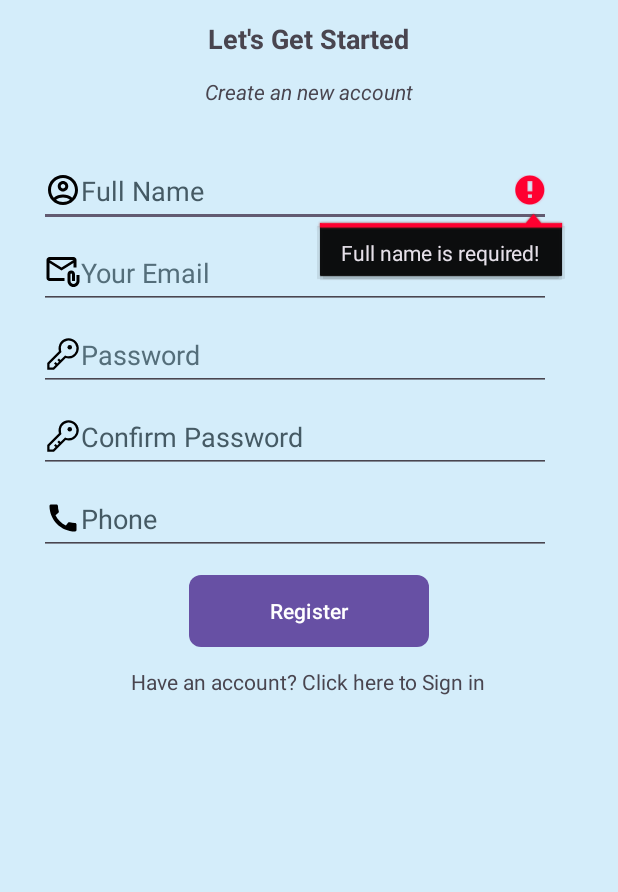
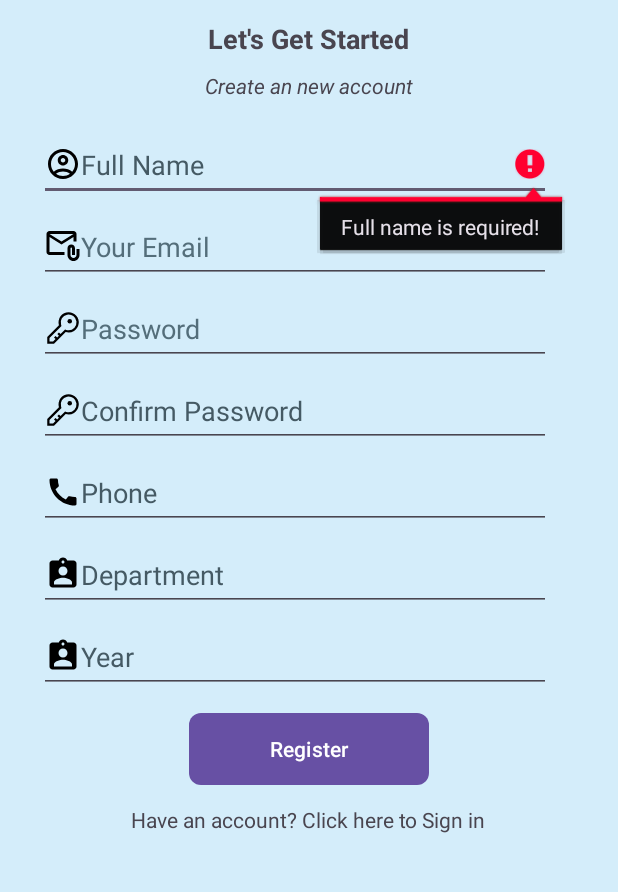
Before and after one commit to Dheerendra22/Android-Projects, an Android app: the Register_Activity screen opened directly, with no data from a screen before it, after a tap on "Register", on a phone screen of 412 x 824 dp, the part 215-1107 px from its top. Run offline under Robolectric (Android 15) with nearby library versions, the phone set to English and light mode, and no system bars; our stand-ins replace Firebase (no records; nobody signed in at launch, a user with empty details on screens opened directly), sdp/ssp sizes; 1 statement that could not run was skipped.

Commit message:
login and register activity partially complete !

```diff
--- a/app/build.gradle.kts
+++ b/app/build.gradle.kts
@@ -44,6 +44,7 @@ dependencies {
     implementation("androidx.lifecycle:lifecycle-livedata-ktx:2.7.0")
     implementation("androidx.lifecycle:lifecycle-viewmodel-ktx:2.7.0")
     implementation("com.google.firebase:firebase-auth:22.3.1")
+    implementation("com.google.firebase:firebase-firestore:24.10.1")
     testImplementation("junit:junit:4.13.2")
     androidTestImplementation("androidx.test.ext:junit:1.1.5")
     androidTestImplementation("androidx.test.espresso:espresso-core:3.5.1")
--- a/app/src/main/java/com/example/vims/Login_activity.java
+++ b/app/src/main/java/com/example/vims/Login_activity.java
@@ -21,7 +21,7 @@ import java.util.Objects;
 
 public class Login_activity extends AppCompatActivity {
 EditText email , password ;
-TextView goToRegister ;
+TextView goToRegister ,forgot;
 Button login ;
 ProgressBar pgBar ;
 
@@ -46,6 +46,7 @@ FirebaseAuth fAuth ;
        password = findViewById(R.id.password);
        goToRegister = findViewById(R.id.Register);
        pgBar = findViewById(R.id.progressbar);
+       forgot = findViewById(R.id.forgotPassword);
        fAuth = FirebaseAuth.getInstance();
 
        // On Click listener in sign in Button
--- a/app/src/main/java/com/example/vims/Register_Activity.java
+++ b/app/src/main/java/com/example/vims/Register_Activity.java
@@ -5,6 +5,7 @@ import android.annotation.SuppressLint;
 import android.content.Intent;
 import android.os.Bundle;
 import android.text.TextUtils;
+import android.util.Log;
 import android.view.View;
 import android.view.Window;
 import android.view.WindowManager;
@@ -17,15 +18,22 @@ import android.widget.Toast;
 import androidx.appcompat.app.AppCompatActivity;
 
 import com.google.firebase.auth.FirebaseAuth;
+import com.google.firebase.firestore.DocumentReference;
+import com.google.firebase.firestore.FirebaseFirestore;
 
+import java.util.HashMap;
+import java.util.Map;
 import java.util.Objects;
 
 public class Register_Activity extends AppCompatActivity {
-    EditText fullName,email,password,con_password,phone ;
+    EditText fullName,email,password,con_password,phone , department ,year;
     Button register ;
     TextView goToSign ;
     ProgressBar pg ;
    FirebaseAuth fAuth ;
+   FirebaseFirestore fireStore ;
+
+   String userId ;
 
 
     @SuppressLint("MissingInflatedId")
@@ -50,14 +58,17 @@ public class Register_Activity extends AppCompatActivity {
         password = findViewById(R.id.password);
         con_password = findViewById(R.id.ConPassword);
         phone = findViewById(R.id.phoneNumber);
+        department = findViewById(R.id.department);
         register = findViewById(R.id.btnRegister);
         goToSign =findViewById(R.id.gotoSign_in);
+        year = findViewById(R.id.year);
         pg = findViewById(R.id.progressbar);
 
 
         //  Get instance
 
         fAuth = FirebaseAuth.getInstance();
+        fireStore = FirebaseFirestore.getInstance();
 
         //Check If already Login or not ?
 
@@ -70,37 +81,42 @@ public class Register_Activity extends AppCompatActivity {
 
         register.setOnClickListener(v -> {
 
-             String name = fullName.getText().toString() ;
+             String mName = fullName.getText().toString() ;
              String mEmail = email.getText().toString().trim();
              String mPassword = password.getText().toString().trim();
              String conPassword = con_password.getText().toString().trim();
              String mPhone = phone.getText().toString().trim();
+             String mDepartment = department.getText().toString().trim();
+             String mYear =  year.getText().toString().trim();
 
 
-    if(TextUtils.isEmpty(name)){
+    if(TextUtils.isEmpty(mName)){
         fullName.setError("Full name is required!");
         return;
-    }
-    if (TextUtils.isEmpty(mEmail)) {
+    }else if (TextUtils.isEmpty(mEmail)) {
         email.setError("Email is required!");
         return;
-    }
-    if (TextUtils.isEmpty(mPassword)) {
+    }else if (TextUtils.isEmpty(mPassword)) {
         password.setError("Please enter Password");
         return;
-    }
-    if (mPassword.length() < 6) {
+    }else if (mPassword.length() < 6) {
         password.setError("Password must be 6 letters or more! ");
         return;
-    }
-    if (!mPassword.equals(conPassword)) {
+    }else if (!mPassword.equals(conPassword)) {
         con_password.setError("Enter password Correctly!");
         return;
-    }
-    if (mPhone.length() < 10) {
+    }else if (mPhone.length() != 10) {
         phone.setError("Enter correct phone number!");
         return;
+    }else if(TextUtils.isEmpty(mDepartment)){
+        department.setError("Please enter your department!");
+        return;
+    }else if(TextUtils.isEmpty(mYear)){
+        year.setError("Please enter your year!");
+        return;
     }
+
+
 
     pg.setVisibility(View.VISIBLE);
 
@@ -108,7 +124,24 @@ public class Register_Activity extends AppCompatActivity {
 
     fAuth.createUserWithEmailAndPassword(mEmail,mPassword).addOnCompleteListener(task -> {
         if(task.isSuccessful()){
-            Toast.makeText(Register_Activity.this, "User Created Successfully.", Toast.LENGTH_SHORT).show();
+//            Toast.makeText(Register_Activity.this, "User Created Successfully.", Toast.LENGTH_SHORT).show();
+            userId = fAuth.getCurrentUser().getUid();
+            DocumentReference df = fireStore.collection("Users").document(userId);
+            Map<String,Object> user = new HashMap<>();
+            user.put("FullName",mName);
+            user.put("Email",mEmail);
+            user.put("Phone",mPhone);
+            user.put("Department",mDepartment);
+            user.put("Year",mYear);
+            df.set(user).addOnCompleteListener(task1 -> {
+                Log.d("Tag","User profile Created");
+                Toast.makeText(Register_Activity.this, "User Profile Created Successfully.", Toast.LENGTH_SHORT).show();
+
+            }).addOnFailureListener(e -> {
+                Toast.makeText(Register_Activity.this, "Error! "+ Objects.requireNonNull(task.getException()).getMessage(), Toast.LENGTH_SHORT).show();
+                finish();
+            });
+
             startActivity(new Intent(getApplicationContext(), MainActivity.class));
         } else {
             Toast.makeText(Register_Activity.this, "Something Error!"+ Objects.requireNonNull(task.getException()).getMessage(), Toast.LENGTH_SHORT).show();
--- /dev/null
+++ b/app/src/main/res/drawable/department.xml
@@ -0,0 +1,5 @@
+<vector android:height="24dp" android:tint="#000000"
+    android:viewportHeight="24" android:viewportWidth="24"
+    android:width="24dp" xmlns:android="http://schemas.android.com/apk/res/android">
+    <path android:fillColor="@android:color/white" android:pathData="M19,3h-4.18C14.4,1.84 13.3,1 12,1c-1.3,0 -2.4,0.84 -2.82,2L5,3c-1.1,0 -2,0.9 -2,2v14c0,1.1 0.9,2 2,2h14c1.1,0 2,-0.9 2,-2L21,5c0,-1.1 -0.9,-2 -2,-2zM12,3c0.55,0 1,0.45 1,1s-0.45,1 -1,1 -1,-0.45 -1,-1 0.45,-1 1,-1zM12,7c1.66,0 3,1.34 3,3s-1.34,3 -3,3 -3,-1.34 -3,-3 1.34,-3 3,-3zM18,19L6,19v-1.4c0,-2 4,-3.1 6,-3.1s6,1.1 6,3.1L18,19z"/>
+</vector>
--- a/app/src/main/res/layout/activity_login.xml
+++ b/app/src/main/res/layout/activity_login.xml
@@ -5,6 +5,7 @@
     android:layout_height="match_parent"
     android:orientation="vertical"
     android:background="#D4EDFA"
+    android:visibility="visible"
     tools:context=".Login_activity">
 
 
@@ -101,7 +102,8 @@
         android:layout_height="wrap_content"
         android:layout_gravity="center"
         android:id="@+id/progressbar"
-        android:visibility="invisible" />
+        android:visibility="invisible"
+        />
 
 
 </LinearLayout>
--- a/app/src/main/res/layout/activity_register.xml
+++ b/app/src/main/res/layout/activity_register.xml
@@ -7,6 +7,7 @@
     android:layout_height="match_parent"
     android:orientation="vertical"
     android:background="#D4EDFA"
+    android:visibility="visible"
     tools:context=".Register_Activity">
 
 <LinearLayout
@@ -38,7 +39,7 @@
         android:layout_height="wrap_content"
         android:text="@string/create_an_new_account"
         android:layout_gravity="center"
-        android:layout_marginTop="@dimen/_10ssp"
+        android:layout_marginTop="@dimen/_7ssp"
         android:textStyle="italic"
         android:id="@+id/txt2"
         />
@@ -48,7 +49,7 @@
         android:layout_width="wrap_content"
         android:layout_height="wrap_content"
         android:layout_marginStart="@dimen/_20sdp"
-        android:layout_marginTop="@dimen/_25sdp"
+        android:layout_marginTop="@dimen/_15sdp"
         android:autofillHints=""
         android:drawableStart="@drawable/account_circle_24"
         android:ems="16"
@@ -112,6 +113,33 @@
         android:inputType="phone"
         android:minHeight="48dp"
         android:textColorHint="#455A64" />
+
+    <EditText
+        android:id="@+id/department"
+        android:layout_width="wrap_content"
+        android:layout_height="wrap_content"
+        android:layout_marginStart="@dimen/_20sdp"
+        android:layout_marginTop="@dimen/_5sdp"
+        android:autofillHints=""
+        android:drawableStart="@drawable/department"
+        android:ems="16"
+        android:hint="@string/department"
+        android:inputType="text"
+        android:minHeight="48dp"
+        android:textColorHint="#455A64" />
+    <EditText
+        android:id="@+id/year"
+        android:layout_width="wrap_content"
+        android:layout_height="wrap_content"
+        android:layout_marginStart="@dimen/_20sdp"
+        android:layout_marginTop="@dimen/_5sdp"
+        android:autofillHints=""
+        android:drawableStart="@drawable/department"
+        android:ems="16"
+        android:hint="@string/year"
+        android:inputType="text"
+        android:minHeight="48dp"
+        android:textColorHint="#455A64" />
     <Button
         android:id="@+id/btnRegister"
         android:layout_width="wrap_content"
@@ -130,6 +158,7 @@
         android:id="@+id/gotoSign_in"
         />
 
+
 </LinearLayout>
 
 
@@ -138,6 +167,7 @@
         android:layout_height="wrap_content"
         android:visibility="invisible"
         android:layout_centerInParent="true"
+        android:indeterminate="true"
         android:id="@+id/progressbar"
         />
 
--- a/app/src/main/res/values/strings.xml
+++ b/app/src/main/res/values/strings.xml
@@ -23,4 +23,6 @@
     <string name="register">Register</string>
     <string name="have_an_account_sign_in">Have an account? Click here to Sign in</string>
     <string name="logout">Logout</string>
+    <string name="department">Department</string>
+    <string name="year">Year</string>
 </resources>
```
